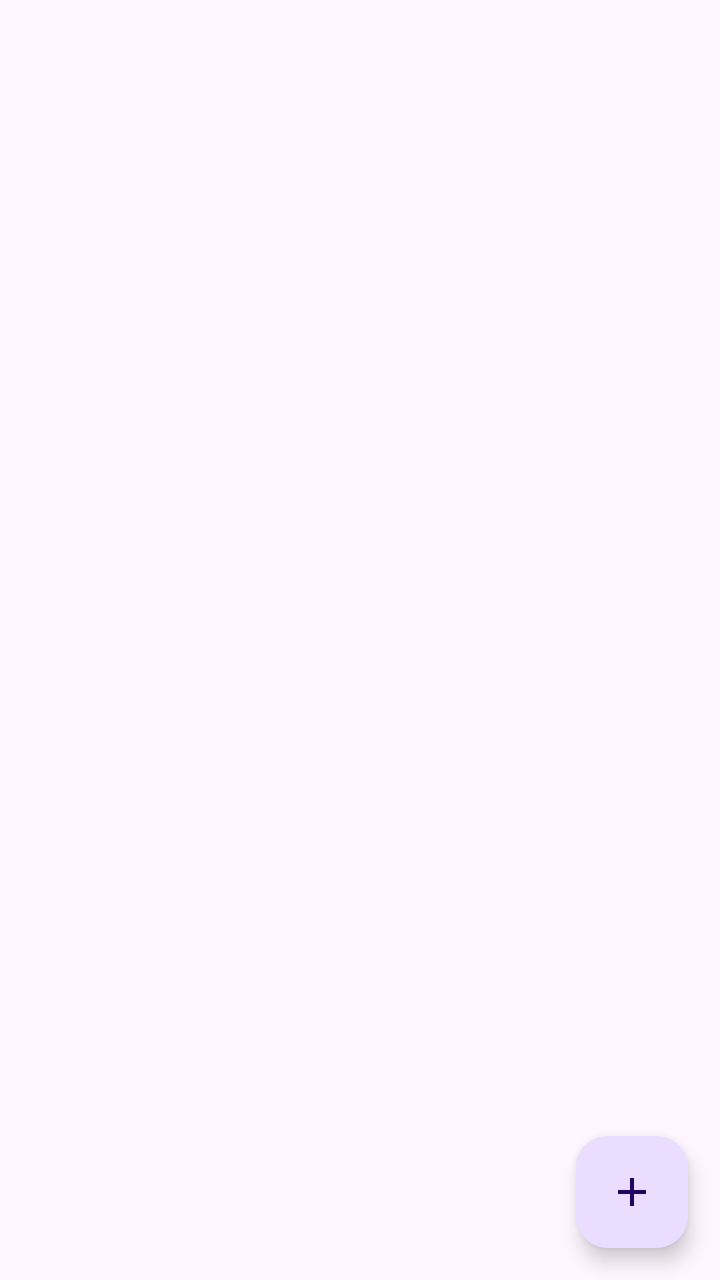
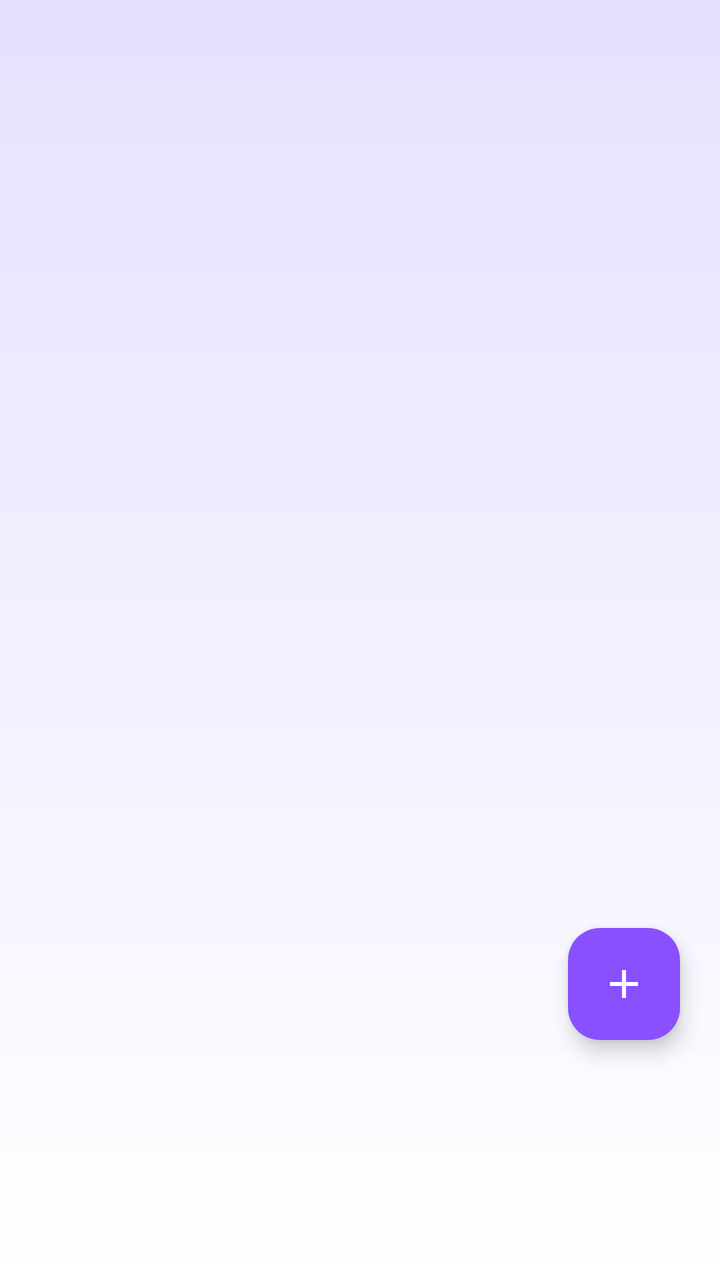

An Android layout rendered at two revisions. The XML below is the earlier revision; the diff shows what the commit changed to produce the second picture.
<!-- AndroidManifest.xml: application theme Theme.MediConnect -->
<!-- res/layout/fragment_admin_dokter.xml -->
<?xml version="1.0" encoding="utf-8"?>
<androidx.coordinatorlayout.widget.CoordinatorLayout
    xmlns:android="http://schemas.android.com/apk/res/android"
    xmlns:app="http://schemas.android.com/apk/res-auto"
    android:layout_width="match_parent"
    android:layout_height="match_parent">

    <androidx.recyclerview.widget.RecyclerView
        android:id="@+id/recyclerDokterAdmin"
        android:layout_width="match_parent"
        android:layout_height="match_parent"
        android:padding="12dp"
        android:clipToPadding="false"/>

    <com.google.android.material.floatingactionbutton.FloatingActionButton
        android:id="@+id/fabAddDokter"
        android:layout_width="wrap_content"
        android:layout_height="wrap_content"
        android:contentDescription="Tambah Dokter"
        android:src="@drawable/ic_add"
        app:layout_anchorGravity="bottom|end"
        android:layout_margin="16dp"
        app:layout_anchor="@id/recyclerDokterAdmin"/>

</androidx.coordinatorlayout.widget.CoordinatorLayout>
<!-- resources referenced by this layout -->
<resources>
  <!-- drawable ic_add (drawable) -->
  <vector xmlns:android="http://schemas.android.com/apk/res/android" android:height="24dp" android:tint="#000000" android:viewportHeight="24" android:viewportWidth="24" android:width="24dp">
        
      <path android:fillColor="@android:color/white" android:pathData="M19,13h-6v6h-2v-6H5v-2h6V5h2v6h6v2z"/>
      
  </vector>
  <style name="Theme.MediConnect" parent="Base.Theme.MediConnect" />
  <style name="Base.Theme.MediConnect" parent="Theme.Material3.DayNight.NoActionBar">
          
          
      </style>
</resources>

<!-- the commit's change to res/layout/fragment_admin_dokter.xml (unified diff, before → after) -->
@@ -3,23 +3,27 @@
     xmlns:android="http://schemas.android.com/apk/res/android"
     xmlns:app="http://schemas.android.com/apk/res-auto"
     android:layout_width="match_parent"
-    android:layout_height="match_parent">
+    android:layout_height="match_parent"
+    android:background="@drawable/bg_gradient">
 
     <androidx.recyclerview.widget.RecyclerView
         android:id="@+id/recyclerDokterAdmin"
         android:layout_width="match_parent"
         android:layout_height="match_parent"
-        android:padding="12dp"
+        android:padding="16dp"
+        android:paddingBottom="120dp"
         android:clipToPadding="false"/>
 
     <com.google.android.material.floatingactionbutton.FloatingActionButton
         android:id="@+id/fabAddDokter"
         android:layout_width="wrap_content"
         android:layout_height="wrap_content"
+        android:src="@drawable/ic_add"
         android:contentDescription="Tambah Dokter"
-        android:src="@drawable/ic_add"
-        app:layout_anchorGravity="bottom|end"
-        android:layout_margin="16dp"
-        app:layout_anchor="@id/recyclerDokterAdmin"/>
+        android:layout_gravity="bottom|end"
+        android:layout_marginEnd="20dp"
+        android:layout_marginBottom="120dp"
+        app:backgroundTint="@color/primary_purple"
+        app:tint="@color/white"/>
 
 </androidx.coordinatorlayout.widget.CoordinatorLayout>
<!-- resource entries referenced after the edit -->
@@ -1,5 +1,18 @@
 <!-- resources referenced by this layout -->
 <resources>
+  <color name="primary_purple">#8A4FFF</color>
+  <color name="white">#FFFFFF</color>
+  <!-- drawable bg_gradient (drawable) -->
+  <shape xmlns:android="http://schemas.android.com/apk/res/android"
+      android:shape="rectangle">
+  
+      <gradient
+          android:angle="270"
+          android:startColor="#E6E0FF"
+          android:endColor="#FFFFFF"
+          android:type="linear" />
+  
+  </shape>
   <!-- drawable ic_add (drawable) -->
   <vector xmlns:android="http://schemas.android.com/apk/res/android" android:height="24dp" android:tint="#000000" android:viewportHeight="24" android:viewportWidth="24" android:width="24dp">
         
